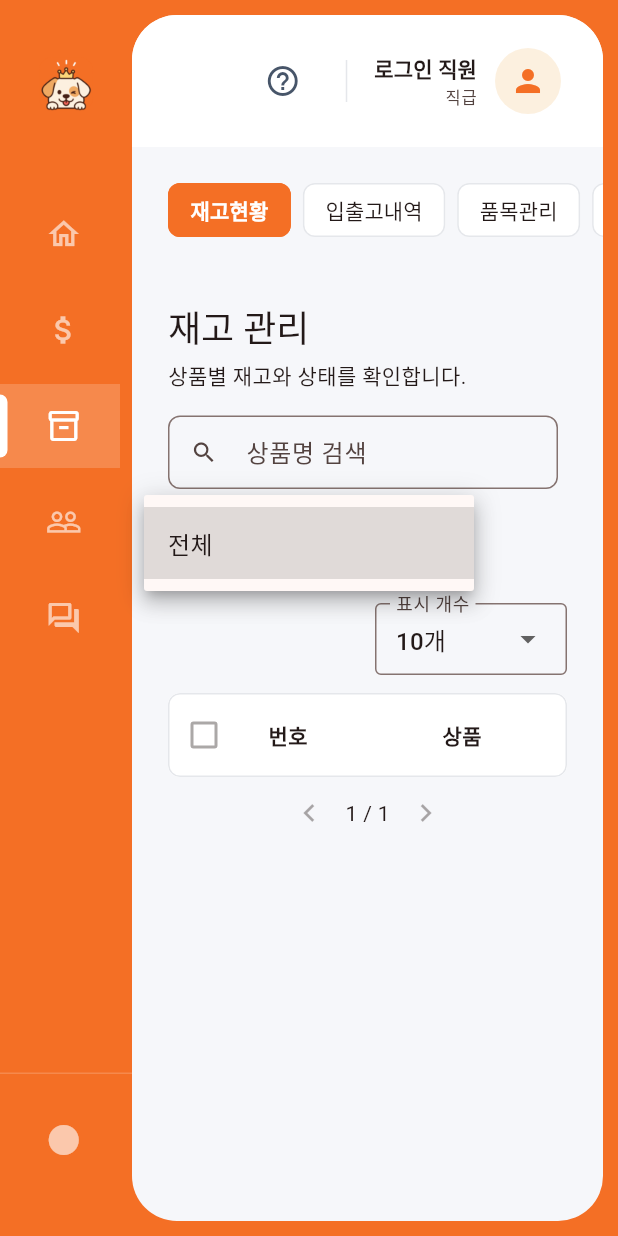
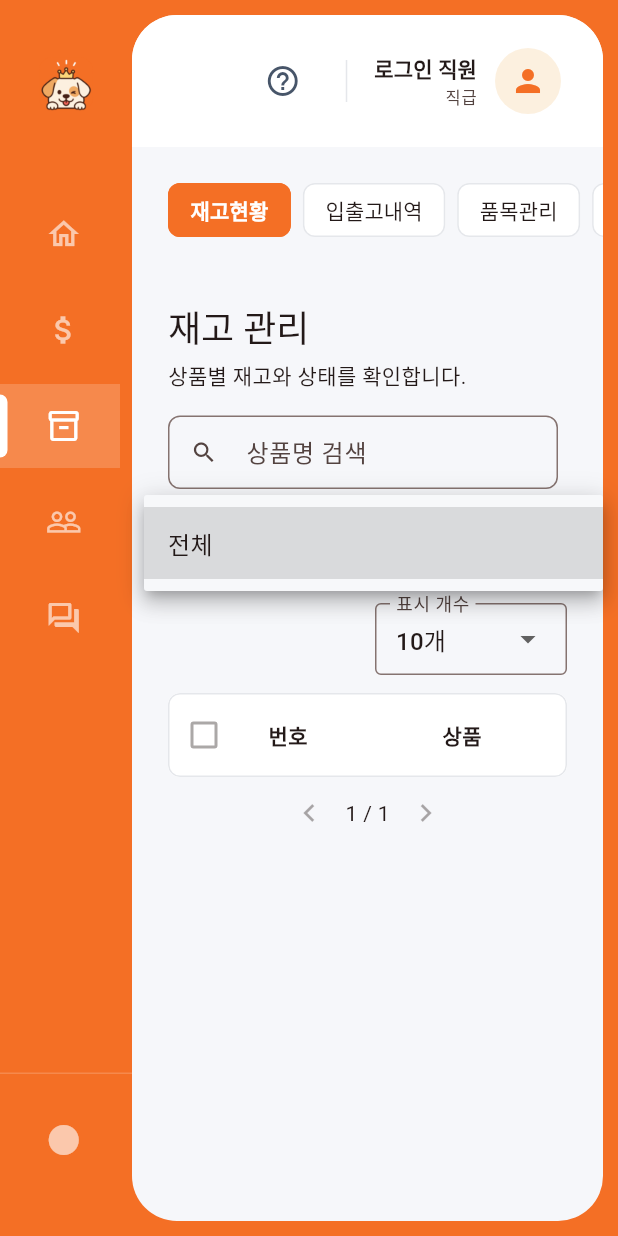
Before and after one commit to CubeMaterial/teamproject_hotdog, a Flutter app: the AdminDashboardPage screen opened directly with empty values, after a tap on the "attach money" icon, after a tap on the "inventory 2" icon, after a tap on "전체", on a phone screen of 412 x 824 dp. Run offline on Flutter 3.47's test engine with Material 3 defaults, Android fonts, the phone set to English and light mode, and no system bars; our stand-ins replace firebase_core, flutter_riverpod, get_storage, path_provider_platform_interface; accounts and stored records are empty; network calls fail.

Commit message:
dashboard 수정

```diff
--- a/hotdog_app/lib/features/admin/dashboard/presentation/pages/tabs/inventory/widgets/inventory_filter_bar.dart
+++ b/hotdog_app/lib/features/admin/dashboard/presentation/pages/tabs/inventory/widgets/inventory_filter_bar.dart
@@ -25,7 +25,7 @@ class InventoryFilterBar extends StatelessWidget {
       onChanged: onSearchChanged,
     );
     final categoryFilter = SizedBox(
-      width: 180,
+      width: 320,
       child: DropdownButtonFormField<String>(
         initialValue: categories.contains(selectedCategory)
             ? selectedCategory
@@ -35,16 +35,19 @@ class InventoryFilterBar extends StatelessWidget {
           labelText: '카테고리',
           border: OutlineInputBorder(),
           contentPadding: EdgeInsets.symmetric(horizontal: 12, vertical: 10),
+
         ),
         items: [
           for (final category in categories)
-            DropdownMenuItem(value: category, child: Text(category)),
+            DropdownMenuItem(value: category, child: Text(category))
         ],
         onChanged: (value) {
           if (value != null) {
             onCategoryChanged(value);
           }
         },
+        dropdownColor: Color(0xFFF7F8FA),
+
       ),
     );
 
```
